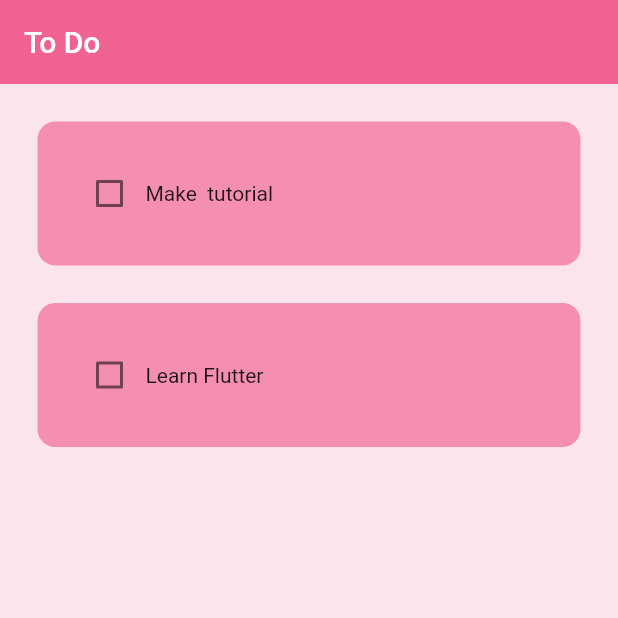
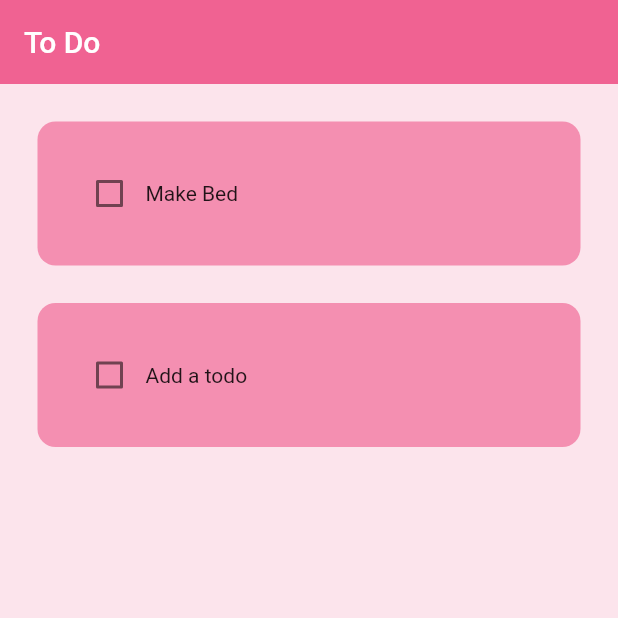
Before and after one commit to xtine-op/Task-manager, a Flutter app: the screen it shows after launch, on a phone screen of 412 x 824 dp, the top half of it. Run offline on Flutter 3.47's test engine with Material 2 defaults, Android fonts, the phone set to English and light mode, and no system bars; drawn by our look-alikes of flutter_slidable; our stand-ins replace hive_flutter; accounts and stored records are empty.

Commit message:
connect app to hive db

```diff
--- /dev/null
+++ b/lib/data/database.dart
@@ -0,0 +1,26 @@
+import 'package:hive_flutter/hive_flutter.dart';
+
+class ToDoDataBase {
+  List toDoList = [];
+
+  //reference the box
+  final _myBox = Hive.box('mybox');
+
+//if it is the first time ever opening the app
+  void createInitialData() {
+    toDoList = [
+      ["Make Bed", false],
+      ["Add a todo", false]
+    ];
+  }
+
+  //load the data from the database
+  void loadData() {
+    toDoList = _myBox.get("TODOLIST");
+  }
+
+  //update the database
+  void updateDataBase() {
+    _myBox.put("TODOLIST", toDoList);
+  }
+}
--- a/lib/main.dart
+++ b/lib/main.dart
@@ -1,7 +1,15 @@
 import 'package:flutter/material.dart';
+import 'package:hive_flutter/hive_flutter.dart';
 import 'package:todo_app/pages/home_page.dart';
 
-void main() {
+void main() async {
+  //initialize hive
+  await Hive.initFlutter();
+
+  //open a box
+
+  var box = await Hive.openBox('mybox');
+
   runApp(const MyApp());
 }
 
@@ -12,7 +20,7 @@ class MyApp extends StatelessWidget {
   Widget build(BuildContext context) {
     return MaterialApp(
       debugShowCheckedModeBanner: false,
-      home: HomePage(),
+      home: const HomePage(),
       theme: ThemeData(primarySwatch: Colors.pink),
     );
   }
--- a/lib/pages/home_page.dart
+++ b/lib/pages/home_page.dart
@@ -1,4 +1,6 @@
 import 'package:flutter/material.dart';
+import 'package:hive_flutter/hive_flutter.dart';
+import 'package:todo_app/data/database.dart';
 import 'package:todo_app/util/dialog_box.dart';
 import 'package:todo_app/util/todo_tile.dart';
 
@@ -10,28 +12,39 @@ class HomePage extends StatefulWidget {
 }
 
 class _HomePageState extends State<HomePage> {
+  //reference Hive box
+  final _myBox = Hive.box('mybox');
+  ToDoDataBase db = ToDoDataBase();
+  @override
+  void initState() {
+    //if it is the first time opening an app then create default data
+    if (_myBox.get("TODOLIST") == null) {
+      db.createInitialData();
+    } else {
+      //there already exists data
+      db.loadData();
+    }
+    super.initState();
+  }
+
   //text controller
   final _controller = TextEditingController();
-
-  // list of todo tasks
-  List toDoList = [
-    ["Make  tutorial", false],
-    ["Learn Flutter", false],
-  ];
 
   //checkbox was tapped
   void checkBoxChanged(bool? value, int index) {
     setState(() {
-      toDoList[index][1] = !toDoList[index][1];
+      db.toDoList[index][1] = !db.toDoList[index][1];
     });
+    db.updateDataBase();
   }
 
   void saveNewTask() {
     setState(() {
-      toDoList.add([_controller.text, false]);
+      db.toDoList.add([_controller.text, false]);
       _controller.clear();
     });
     Navigator.of(context).pop();
+    db.updateDataBase();
   }
 
   void createNewTask() {
@@ -49,7 +62,8 @@ class _HomePageState extends State<HomePage> {
 
   void deleteTask(int index) {
     setState(() {
-      toDoList.removeAt(index);
+      db.toDoList.removeAt(index);
+      db.updateDataBase();
     });
   }
 
@@ -59,20 +73,20 @@ class _HomePageState extends State<HomePage> {
       backgroundColor: Colors.pink[50],
       appBar: AppBar(
         backgroundColor: Colors.pink[300],
-        title: Text("To Do"),
+        title: const Text("To Do"),
         elevation: 0,
       ),
       floatingActionButton: FloatingActionButton(
         backgroundColor: Colors.pink[300],
         onPressed: createNewTask,
-        child: Icon(Icons.add),
+        child: const Icon(Icons.add),
       ),
       body: ListView.builder(
-        itemCount: toDoList.length,
+        itemCount: db.toDoList.length,
         itemBuilder: (context, index) {
           return ToDoTile(
-            taskname: toDoList[index][0],
-            taskCompleted: toDoList[index][1],
+            taskname: db.toDoList[index][0],
+            taskCompleted: db.toDoList[index][1],
             onChanged: (value) => checkBoxChanged(value, index),
             deleteFunction: (context) => deleteTask(index),
           );
--- a/pubspec.yaml
+++ b/pubspec.yaml
@@ -30,6 +30,8 @@ environment:
 dependencies:
   flutter:
     sdk: flutter
+  hive: ^2.2.3
+  hive_flutter: ^1.1.0
 
 
   # The following adds the Cupertino Icons font to your application.
@@ -40,6 +42,8 @@ dependencies:
 dev_dependencies:
   flutter_test:
     sdk: flutter
+  hive_generator: ^1.1.3
+  build_runner: ^2.1.11
 
   # The "flutter_lints" package below contains a set of recommended lints to
   # encourage good coding practices. The lint set provided by the package is
```
Also changed, not shown: pubspec.lock, 1 other file.
